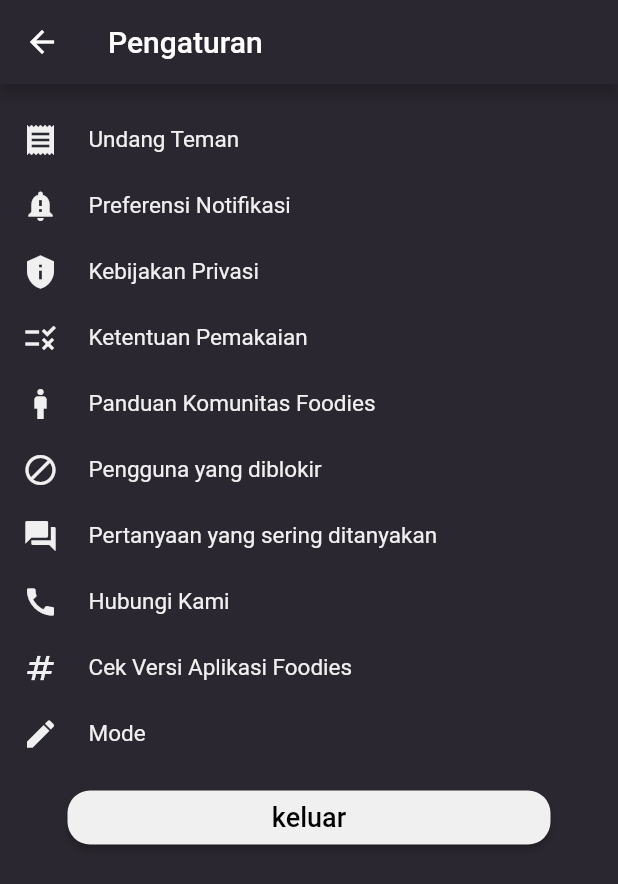
After one commit to Riand1/tugasFlutter, a Flutter app: the ScreenSetting screen opened directly, on a phone screen of 412 x 824 dp. The commit adds this screen. Shown: the top 884 px of the screen. Run offline on Flutter 3.47's test engine with Material 2 defaults, Android fonts, the phone set to English and light mode, and no system bars.

Commit message:
membuat screen setting
membuat update profile

```diff
--- a/lib/utils/data.dart
+++ b/lib/utils/data.dart
@@ -1,3 +1,6 @@
+import 'package:flutter/material.dart';
+import 'package:foodies/utils/myColorApp.dart';
+
 List listIsiKulkas = [
   {'name': 'Ikan'},
   {'name': 'Ayam'},
@@ -231,6 +234,79 @@ List listTips = [
   },
 ];
 
+List listSetting = [
+  {
+    'icon': Icon(
+      Icons.receipt,
+      color: ColorConstants.textWhite,
+    ),
+    'name': 'Undang Teman'
+  },
+  {
+    'icon': Icon(
+      Icons.notification_important,
+      color: ColorConstants.textWhite,
+    ),
+    'name': 'Preferensi Notifikasi'
+  },
+  {
+    'icon': Icon(
+      Icons.privacy_tip,
+      color: ColorConstants.textWhite,
+    ),
+    'name': 'Kebijakan Privasi'
+  },
+  {
+    'icon': Icon(
+      Icons.rule,
+      color: ColorConstants.textWhite,
+    ),
+    'name': 'Ketentuan Pemakaian'
+  },
+  {
+    'icon': Icon(
+      Icons.man_outlined,
+      color: ColorConstants.textWhite,
+    ),
+    'name': 'Panduan Komunitas Foodies'
+  },
+  {
+    'icon': Icon(
+      Icons.block,
+      color: ColorConstants.textWhite,
+    ),
+    'name': 'Pengguna yang diblokir'
+  },
+  {
+    'icon': Icon(
+      Icons.question_answer,
+      color: ColorConstants.textWhite,
+    ),
+    'name': 'Pertanyaan yang sering ditanyakan'
+  },
+  {
+    'icon': Icon(
+      Icons.call,
+      color: ColorConstants.textWhite,
+    ),
+    'name': 'Hubungi Kami'
+  },
+  {
+    'icon': Icon(
+      Icons.numbers,
+      color: ColorConstants.textWhite,
+    ),
+    'name': 'Cek Versi Aplikasi Foodies'
+  },
+  {
+    'icon': Icon(
+      Icons.mode,
+      color: ColorConstants.textWhite,
+    ),
+    'name': 'Mode'
+  },
+];
+
 List listRandomImage = [
   {'image': 'assets/images/randomImg/randomImg1.png'},
   {'image': 'assets/images/randomImg/randomImg2.png'},
--- /dev/null
+++ b/lib/views/profile/ScreenSetting.dart
@@ -0,0 +1,74 @@
+import 'package:flutter/material.dart';
+import 'package:flutter/src/widgets/framework.dart';
+import 'package:flutter/src/widgets/placeholder.dart';
+import 'package:foodies/utils/data.dart';
+import 'package:foodies/utils/myColorApp.dart';
+import 'package:foodies/views/login/screenLogin.dart';
+
+class ScreenSetting extends StatefulWidget {
+  const ScreenSetting({super.key});
+
+  @override
+  State<ScreenSetting> createState() => _ScreenSettingState();
+}
+
+class _ScreenSettingState extends State<ScreenSetting> {
+  @override
+  Widget build(BuildContext context) {
+    return Scaffold(
+      backgroundColor: ColorConstants.themeColor,
+      appBar: AppBar(
+        backgroundColor: ColorConstants.themeColor,
+        title: Text('Pengaturan'),
+      ),
+      body: SingleChildScrollView(
+        child: Padding(
+          padding: EdgeInsets.all(15),
+          child: Column(
+            children: [
+              Column(
+                children: listSetting.map((res) {
+                  return Container(
+                    margin: EdgeInsets.symmetric(vertical: 10),
+                    child: Row(
+                      children: [
+                        res['icon'],
+                        SizedBox(
+                          width: 20,
+                        ),
+                        Text(
+                          '${res['name']}',
+                          style: TextStyle(
+                              color: ColorConstants.textWhite, fontSize: 15),
+                        ),
+                      ],
+                    ),
+                  );
+                }).toList(),
+              ),
+              Container(
+                  padding: EdgeInsets.symmetric(vertical: 10, horizontal: 30),
+                  width: double.infinity,
+                  child: ElevatedButton(
+                    onPressed: () {
+                      Navigator.of(context).push(MaterialPageRoute(
+                          builder: (context) => ScreenLogin()));
+                    },
+                    child: Text(
+                      'keluar',
+                      style: TextStyle(
+                          fontSize: 18, color: ColorConstants.textBlack),
+                    ),
+                    style: ElevatedButton.styleFrom(
+                        shape: RoundedRectangleBorder(
+                          borderRadius: BorderRadius.circular(15),
+                        ),
+                        primary: Color(0XFFF0F0F0)),
+                  )),
+            ],
+          ),
+        ),
+      ),
+    );
+  }
+}
--- a/lib/views/profile/tersimpan/mainTersimpanProfile.dart
+++ b/lib/views/profile/tersimpan/mainTersimpanProfile.dart
@@ -2,7 +2,8 @@ import 'package:flutter/material.dart';
 import 'package:flutter/src/widgets/framework.dart';
 import 'package:flutter/src/widgets/placeholder.dart';
 import 'package:foodies/utils/myColorApp.dart';
-import 'myDraftProfile.dart';
+import 'package:foodies/views/profile/tersimpan/myDraftProfile.dart';
+
 import 'tersimpanProfile.dart';
 
 class TersimpanMainProfile extends StatefulWidget {
```
Also changed, not shown: lib/views/profile/screenProfile.dart (+14 -3 lines), lib/views/profile/screenUpdateProfile.dart (added, +181 -0 lines).
